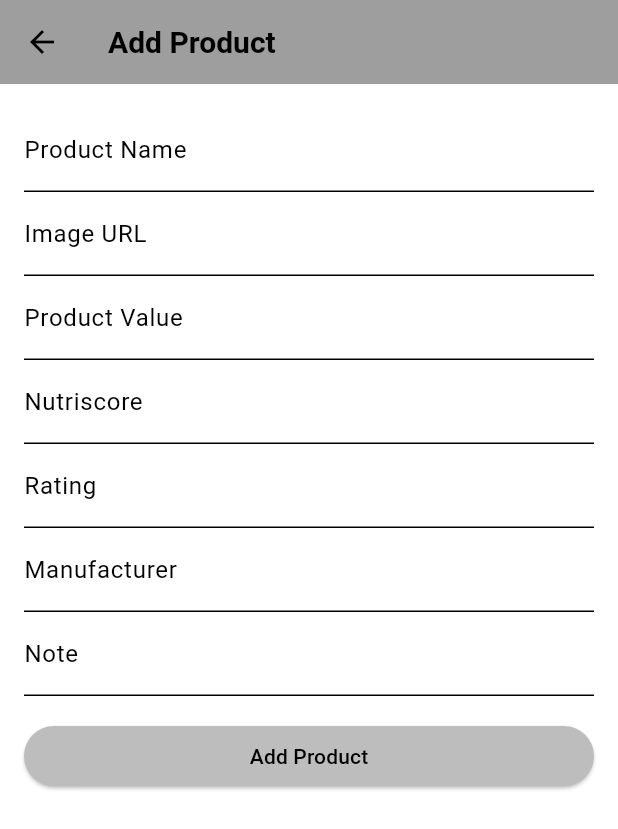
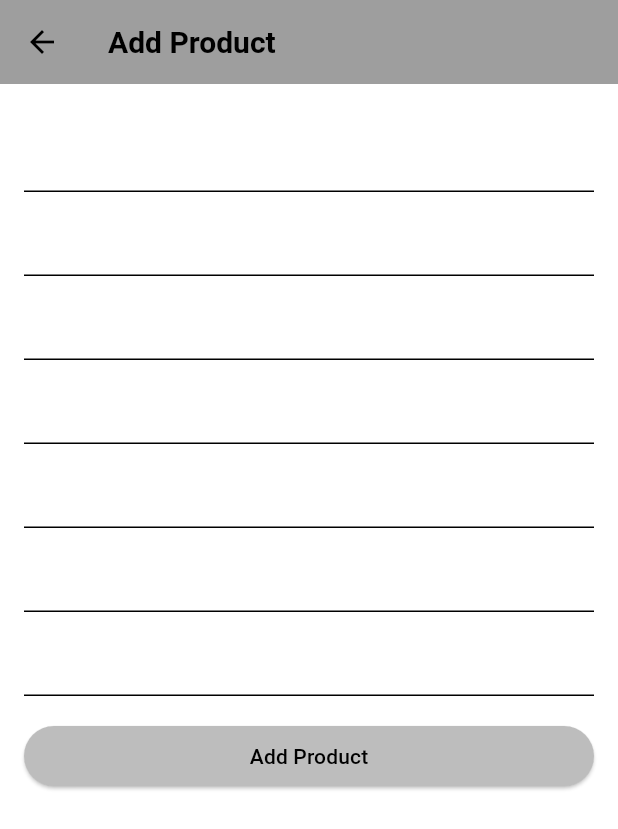
Before and after one commit to PGszafir/recallrave, a Flutter app: the AddProductView screen opened directly, on a phone screen of 412 x 824 dp. Shown: the top 829 px of the screen. Run offline on Flutter 3.47's test engine with Material 3 defaults, Android fonts, the phone set to English and light mode, and no system bars.

Commit message:
changed textField colors to white

```diff
--- a/lib/add_product_view.dart
+++ b/lib/add_product_view.dart
@@ -36,33 +36,33 @@ class _AddProductViewState extends State<AddProductView> {
           children: <Widget>[
             TextField(
               controller: nameController,
-              decoration: InputDecoration(labelText: 'Product Name'),
+              decoration: InputDecoration(labelText: 'Product Name', labelStyle: TextStyle(color: Colors.white)),
             ),
             TextField(
               controller: imageController,
-              decoration: InputDecoration(labelText: 'Image URL'),// to replace with camera or gallery chose
+              decoration: InputDecoration(labelText: 'Image URL', labelStyle: TextStyle(color: Colors.white)),// to replace with camera or gallery chose
             ),
             TextField(
               controller: valueController,
-              decoration: InputDecoration(labelText: 'Product Value'),
+              decoration: InputDecoration(labelText: 'Product Value', labelStyle: TextStyle(color: Colors.white)),
             ),
             TextField(
               controller: nutriscoreController,
-              decoration: InputDecoration(labelText: 'Nutriscore'),// to upgrade add scanning option
+              decoration: InputDecoration(labelText: 'Nutriscore', labelStyle: TextStyle(color: Colors.white)),// to upgrade add scanning option
             ),
             TextField(
               controller: ratingController,
               style: TextStyle(color: Colors.white),
-              decoration: InputDecoration(labelText: 'Rating'),// replace with numbers input
+              decoration: InputDecoration(labelText: 'Rating', labelStyle: TextStyle(color: Colors.white)),// replace with numbers input
             ),
             TextField(
               controller: manufacturerController,
               style: TextStyle(color: Colors.white),
-              decoration: InputDecoration(labelText: 'Manufacturer'),
+              decoration: InputDecoration(labelText: 'Manufacturer', labelStyle: TextStyle(color: Colors.white)),
             ),
             TextField(
               controller: noteController,
-              decoration: InputDecoration(labelText: 'Note'),
+              decoration: InputDecoration(labelText: 'Note', labelStyle: TextStyle(color: Colors.white)),
             ),
             SizedBox(height: 16.0),
             ElevatedButton(
```
